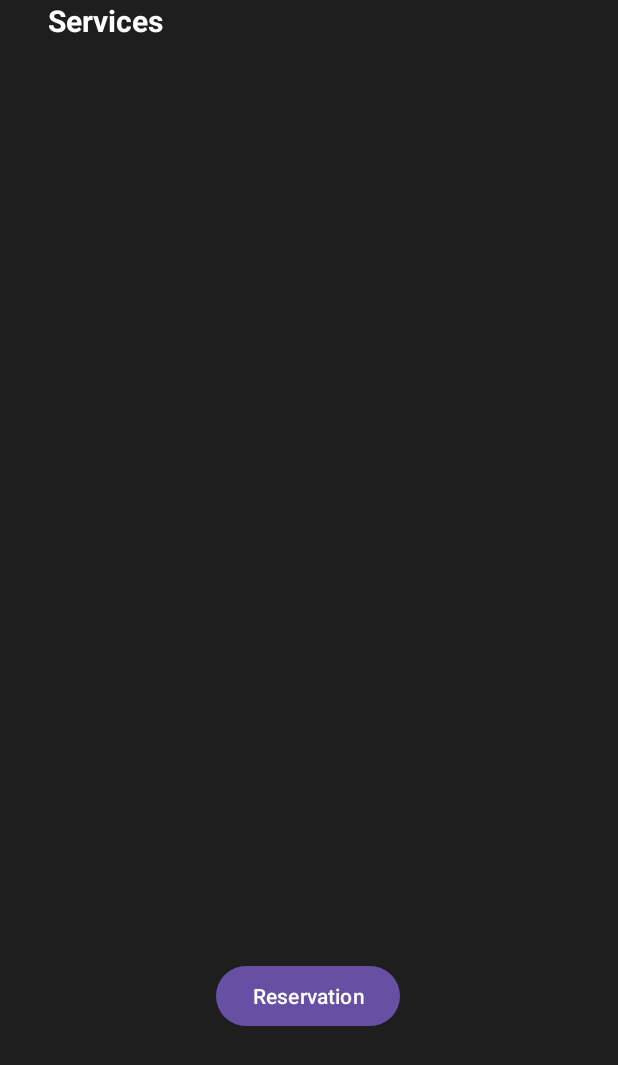
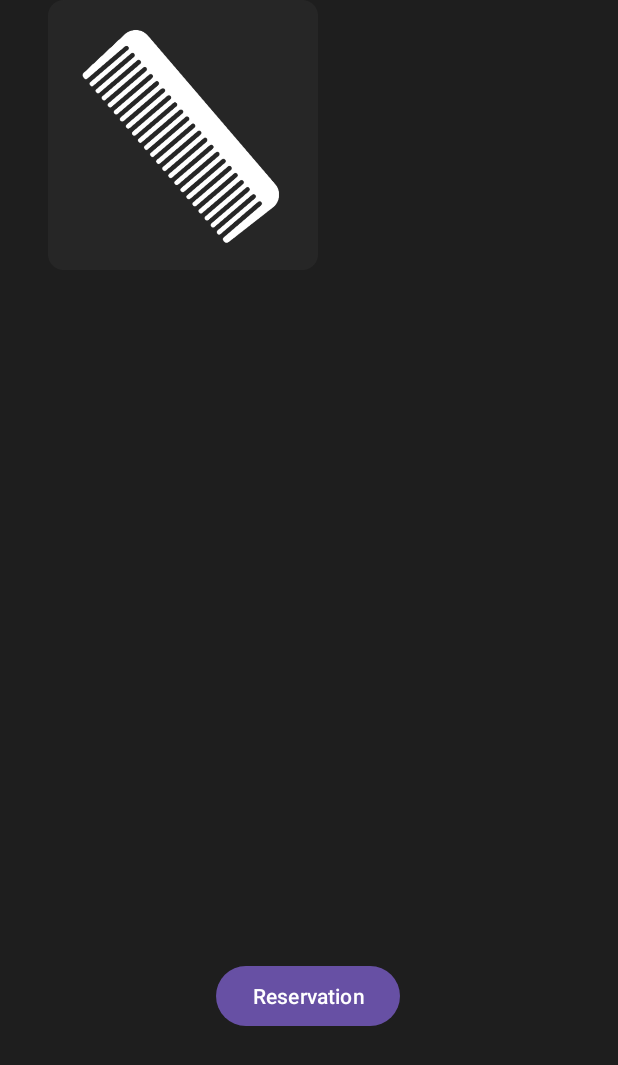
Before and after one commit to DankPsycho/ClipNSnip, an Android app: the ReservationActivity screen opened directly, with no data from a screen before it, on a phone screen of 412 x 824 dp. Shown: the top 1065 px of the screen. Run offline under Robolectric (Android 15) with nearby library versions, the phone set to English and light mode, and no system bars.

Commit message:
Made Toggle button for type of service

```diff
--- a/app/src/main/res/layout/activity_reservation.xml
+++ b/app/src/main/res/layout/activity_reservation.xml
@@ -6,6 +6,18 @@
     android:layout_height="match_parent"
     android:background="#1E1E1E"
     tools:context=".ReservationActivity">
+
+    <ToggleButton
+        android:id="@+id/toggleButton"
+        android:layout_width="180dp"
+        android:layout_height="180dp"
+        android:layout_marginStart="32dp"
+        android:background="@drawable/toggle_button_background"
+        android:text="Toggle Button"
+        android:textOff=" "
+        android:textOn=" "
+        app:layout_constraintStart_toStartOf="parent"
+        tools:layout_editor_absoluteY="92dp" />
 
     <Button
         android:id="@+id/button"
```
